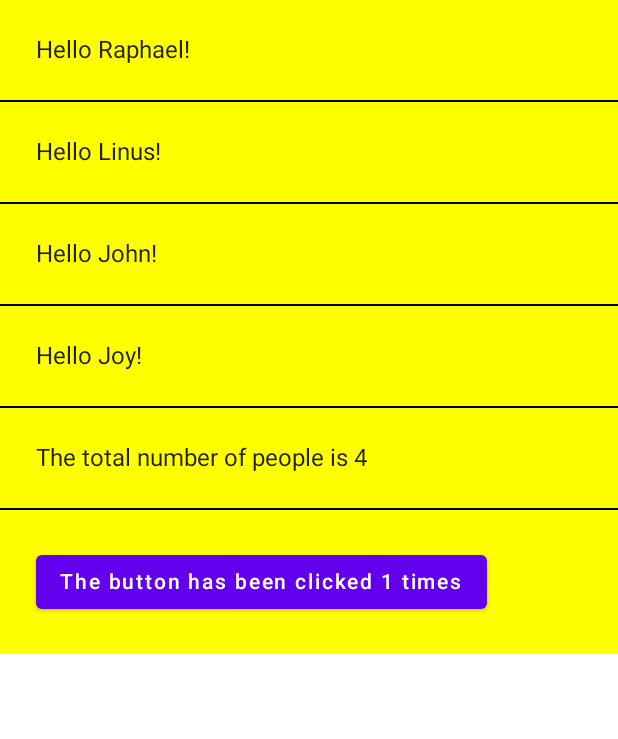
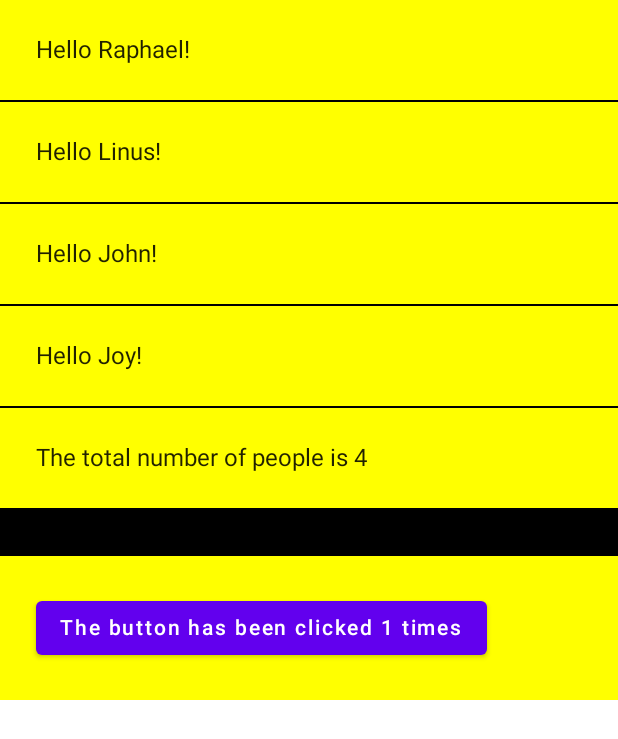
Before and after one commit to RaphaelNdonga/JetpackComposeCodelabs, an Android app built with Jetpack Compose: the screen it shows after launch (MainActivity), after a tap on an icon or button, on a phone screen of 412 x 824 dp. Shown: the top 739 px of the screen. Run offline under Robolectric (Android 15) with nearby library versions, the phone set to English and light mode, and no system bars.

```diff
--- a/app/src/main/java/com/example/jetpackcomposecodelbabs/MainActivity.kt
+++ b/app/src/main/java/com/example/jetpackcomposecodelbabs/MainActivity.kt
@@ -20,7 +20,7 @@ class MainActivity : AppCompatActivity() {
     override fun onCreate(savedInstanceState: Bundle?) {
         super.onCreate(savedInstanceState)
         setContent {
-            MyApp{
+            MyApp {
                 MyScreenContent()
             }
         }
@@ -58,33 +58,35 @@ fun DefaultPreview() {
         MyScreenContent()
     }
 }
+
 @Composable
-fun MyScreenContent(nameList:List<String> = listOf("Raphael","Linus","John","Joy")){
-    Column{
-        for(name in nameList){
+fun MyScreenContent(nameList: List<String> = listOf("Raphael", "Linus", "John", "Joy")) {
+    val counter = remember { mutableStateOf(0) }
+    Column {
+        for (name in nameList) {
             Greeting(name = name)
             Divider(color = Color.Black)
         }
-        Text(text = "The total number of people is ${nameList.size}",modifier = Modifier.padding(24.dp))
-        Divider(color = Color.Black)
-        Counter()
+        Text(
+            text = "The total number of people is ${nameList.size}",
+            modifier = Modifier.padding(24.dp)
+        )
+        Divider(color = Color.Black,thickness = 32.dp)
+        //The state is controlled here.
+        Counter(counter.value) { newInt ->
+            counter.value = newInt
+        }
     }
 }
 
+/**
+ * State hoisting refers to hosting the state of a composable in one function but controlling
+ * the state in another composable that calls it.
+ */
 @Composable
-fun Counter(){
-    /**
-     *     mutableStateOf is how to create mutable memory in a composable function.
-     *     Why can't we use a normal variable?
-     *     Because composable functions by default are not meant to remember anything. They just
-     *     render the UI.
-     */
-    val counter = remember{ mutableStateOf(0) }
-    /**
-     * the counter value is only changed onClick.  onClick runs on the main thread, so threading
-     * issues will not be encountered.
-     */
-    Button(onClick = { ++counter.value },modifier = Modifier.padding(24.dp)){
-        Text(text = "The button has been clicked ${counter.value} times")
+//By introducing the two parameters, state is hoisted in that it is allowed to be defined elsewhere.
+fun Counter(count: Int, updateCount: (Int) -> Unit) {
+    Button(onClick = { updateCount(count+1) }, modifier = Modifier.padding(24.dp)) {
+        Text(text = "The button has been clicked $count times")
     }
 }
```
